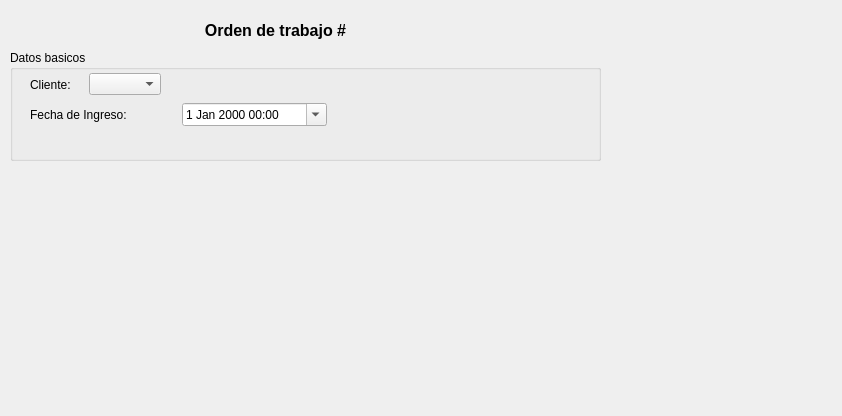
The window that trunk/plugins/ordentrabajo/formordentrabajobase.ui (chungote/gestotux) describes before a commit, drawn with Qt 5.
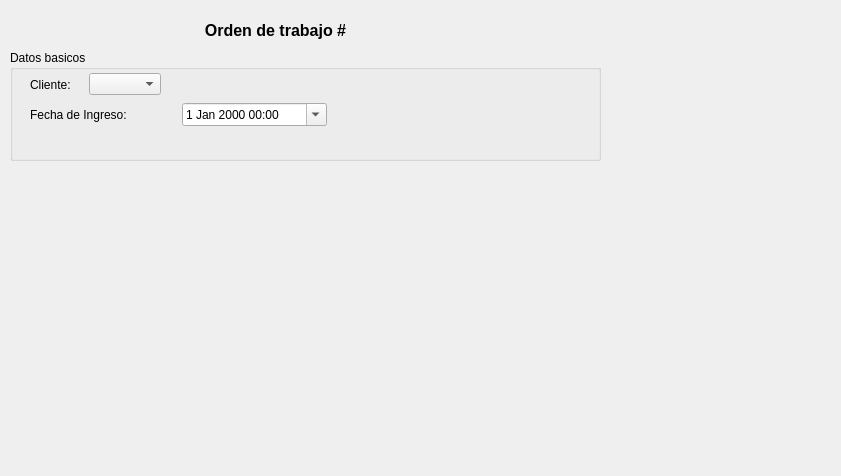
The same window after the commit. Custom widgets are drawn as their Qt base class.

```diff
--- a/trunk/plugins/ordentrabajo/formordentrabajobase.ui
+++ b/trunk/plugins/ordentrabajo/formordentrabajobase.ui
@@ -6,8 +6,8 @@
    <rect>
     <x>0</x>
     <y>0</y>
-    <width>842</width>
-    <height>416</height>
+    <width>841</width>
+    <height>476</height>
    </rect>
   </property>
   <property name="windowTitle">
```
